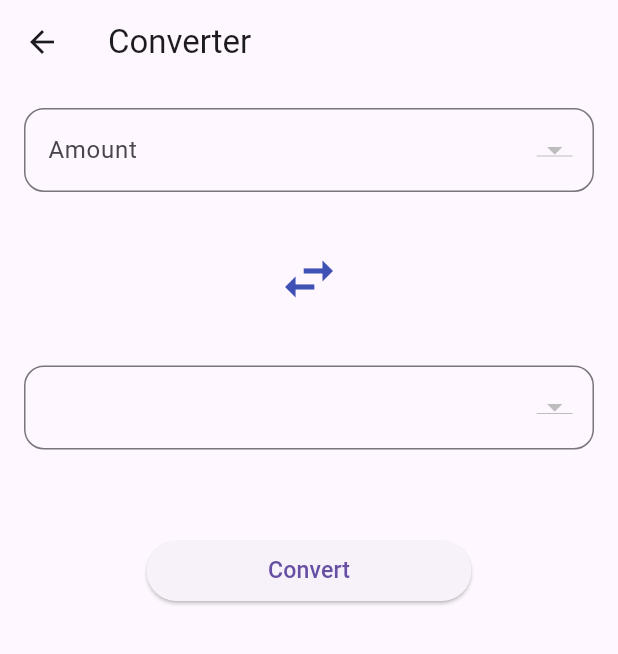
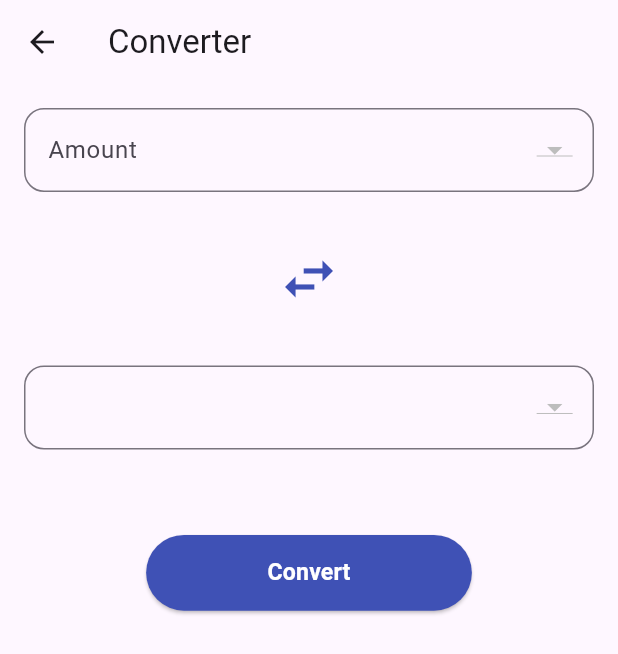
Before and after one commit to abo-el30la/currency_converter, a Flutter app: the ConverterScreen screen opened by its route, after a tap on the "swap horiz" icon, on a phone screen of 412 x 824 dp. Shown: the top 654 px of the screen. Run offline on Flutter 3.47's test engine with Material 3 defaults, Android fonts, the phone set to English and light mode, and no system bars; our stand-ins replace bloc, dio, flutter_bloc, flutter_screenutil, flutter_spinkit, flutter_svg and 3 more; missing offline and left inert: dio_http_formatter; accounts and stored records are empty.

Commit message:
update:convert currency logic

```diff
--- a/lib/screens/converter/cubit/converter_cubit.dart
+++ b/lib/screens/converter/cubit/converter_cubit.dart
@@ -22,24 +22,25 @@ class ConverterCubit extends Cubit<ConverterState> {
   List<Currency> currenciesList = [];
   Map<String, double> exchangeRates = {};
 
-  void setBaseCurrency(String currency) {
-
+  void setBaseCurrency(String currency) async {
     if (currency == baseCurrency) {
       return;
     }
     baseCurrency = currency;
     exchangeRate = exchangeRates[targetCurrency] ?? 1.0;
-    if(amountController.text.isNotEmpty) {
+
+    emit(SetBaseCurrencyState());
+    await getCurrencyExchangeRate();
+
+    if (amountController.text.isNotEmpty) {
       convertCurrency();
     }
-    emit(SetBaseCurrencyState());
-    getCurrencyExchangeRate();
   }
 
   void setTargetCurrency(String currency) {
     targetCurrency = currency;
     exchangeRate = exchangeRates[targetCurrency] ?? 1.0;
-    if(amountController.text.isNotEmpty) {
+    if (amountController.text.isNotEmpty) {
       convertCurrency();
     }
     emit(SetTargetCurrencyState());
@@ -59,12 +60,12 @@ class ConverterCubit extends Cubit<ConverterState> {
     try {
       isGetCurrencyExchangeRateLoading = true;
       emit(GetCurrencyExchangeRateLoading());
-      if (exchangeRates.isNotEmpty) {
-        exchangeRate = exchangeRates[targetCurrency] ?? 1.0;
-        isGetCurrencyExchangeRateLoading = false;
-        emit(GetCurrencyExchangeRateSuccess());
-        return;
-      }
+      // if (exchangeRates.isNotEmpty) {
+      //   exchangeRate = exchangeRates[targetCurrency] ?? 1.0;
+      //   isGetCurrencyExchangeRateLoading = false;
+      //   emit(GetCurrencyExchangeRateSuccess());
+      //   return;
+      // }
       final Response result = await Repository.instance.getLatestRates(
         baseCurrency: baseCurrency,
       );
@@ -91,5 +92,17 @@ class ConverterCubit extends Cubit<ConverterState> {
     double amount = double.tryParse(amountController.text) ?? 0.0;
     double targetAmount = amount * exchangeRate;
     targetAmountController.text = targetAmount.toStringAsFixed(2);
+    emit(ConvertCurrencyState());
+  }
+
+  void swapCurrencies() async {
+    String temp = baseCurrency;
+    baseCurrency = targetCurrency;
+    targetCurrency = temp;
+    emit(SwapCurrencyState());
+    getCurrencyExchangeRate();
+    if (amountController.text.isNotEmpty) {
+      convertCurrency();
+    }
   }
 }
--- a/lib/screens/converter/cubit/converter_state.dart
+++ b/lib/screens/converter/cubit/converter_state.dart
@@ -15,3 +15,7 @@ class SetBaseCurrencyState extends ConverterState {}
 class SetTargetCurrencyState extends ConverterState {}
 
 class GetBaseCurrenciesListState extends ConverterState {}
+
+class SwapCurrencyState extends ConverterState {}
+
+class ConvertCurrencyState extends ConverterState {}
--- a/lib/screens/converter/view/converter_screen.dart
+++ b/lib/screens/converter/view/converter_screen.dart
@@ -54,7 +54,9 @@ class ConverterScreen extends StatelessWidget {
                         ),
                         32.verticalSpace,
                         IconButton(
-                          onPressed: () {},
+                          onPressed: () {
+                            cubit.swapCurrencies();
+                          },
                           icon: Icon(
                             Icons.swap_horiz_sharp,
                             size: 48.r,
@@ -87,14 +89,21 @@ class ConverterScreen extends StatelessWidget {
                         ),
                         64.verticalSpace,
                         ElevatedButton(
+                          style: ElevatedButton.styleFrom(
+                            backgroundColor: KAppColors.primaryColor,
+                          ),
                           onPressed: () {
                             cubit.convertCurrency();
                           },
                           child: Padding(
-                            padding: EdgeInsets.symmetric(vertical: 4.h, horizontal: 64.h),
+                            padding: EdgeInsets.symmetric(vertical: 16.h, horizontal: 64.h),
                             child: Text(
                               'Convert',
-                              style: TextStyle(fontSize: 16.sp),
+                              style: TextStyle(
+                                fontSize: 16.sp,
+                                fontWeight: FontWeight.bold,
+                                color: Colors.white,
+                              ),
                             ),
                           ),
                         ),
```
